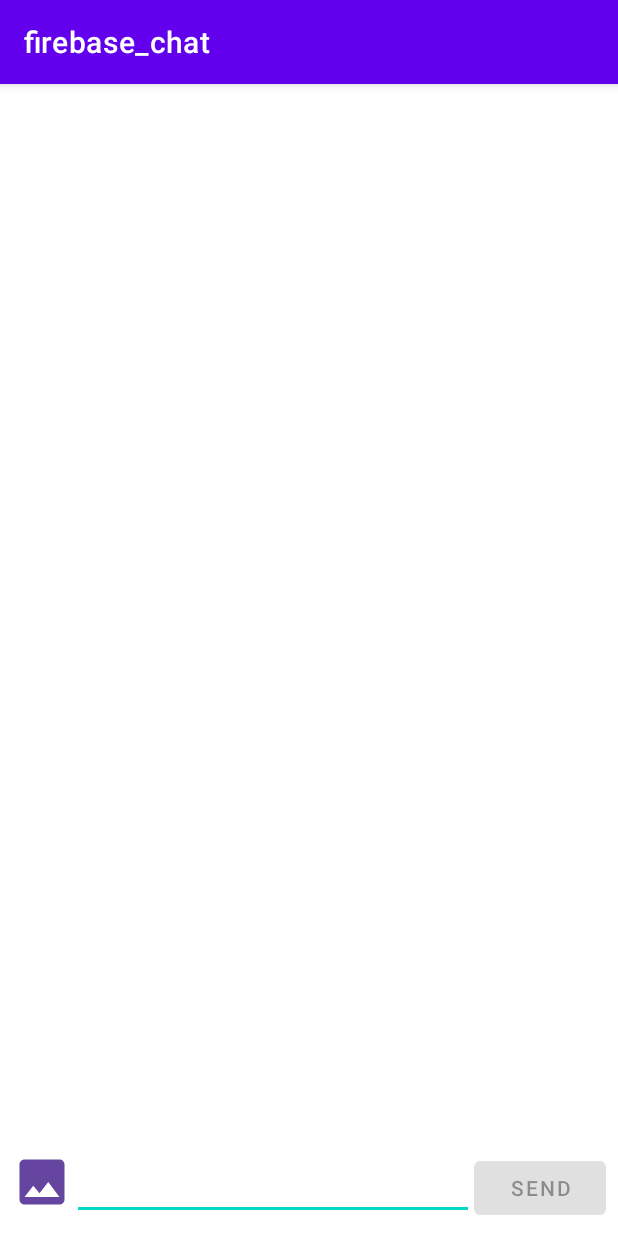
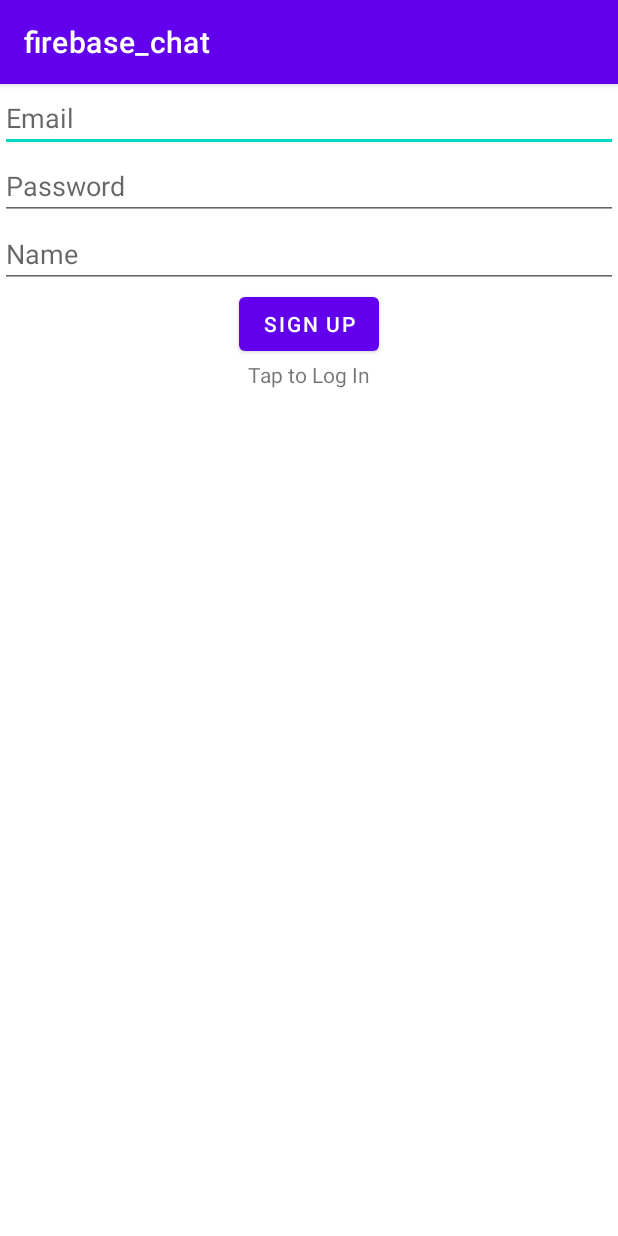
Before and after one commit to SychevKS/firebase_chat, an Android app: the screen it shows after launch (MainActivity before the commit, SignInActivity after it), on a phone screen of 412 x 824 dp. Run offline under Robolectric (Android 15) with nearby library versions, the phone set to English and light mode, and no system bars; our stand-ins replace Firebase (no records; nobody signed in at launch, a user with empty details on screens opened directly).

Commit message:
user registration

```diff
--- a/app/build.gradle
+++ b/app/build.gradle
@@ -36,6 +36,7 @@ dependencies {
     implementation 'androidx.constraintlayout:constraintlayout:2.1.3'
     implementation platform('com.google.firebase:firebase-bom:31.1.1')
     implementation 'com.google.firebase:firebase-database:20.1.0'
+    implementation 'com.google.firebase:firebase-auth'
     implementation 'com.github.bumptech.glide:glide:4.14.2'
     testImplementation 'junit:junit:4.13.2'
     androidTestImplementation 'androidx.test.ext:junit:1.1.3'
--- a/app/src/main/AndroidManifest.xml
+++ b/app/src/main/AndroidManifest.xml
@@ -14,6 +14,9 @@
         tools:targetApi="31">
         <activity
             android:name=".MainActivity"
+            android:exported="false" />
+        <activity
+            android:name=".SignInActivity"
             android:exported="true">
             <intent-filter>
                 <action android:name="android.intent.action.MAIN" />
--- /dev/null
+++ b/app/src/main/java/com/example/firebase_chat/SignInActivity.java
@@ -0,0 +1,76 @@
+package com.example.firebase_chat;
+
+import androidx.annotation.NonNull;
+import androidx.appcompat.app.AppCompatActivity;
+
+import android.os.Bundle;
+import android.util.Log;
+import android.view.View;
+import android.widget.Button;
+import android.widget.EditText;
+import android.widget.TextView;
+import android.widget.Toast;
+
+import com.google.android.gms.tasks.OnCompleteListener;
+import com.google.android.gms.tasks.Task;
+import com.google.firebase.auth.AuthResult;
+import com.google.firebase.auth.FirebaseAuth;
+import com.google.firebase.auth.FirebaseUser;
+
+public class SignInActivity extends AppCompatActivity {
+
+    private static final String TAG = "SignInActivity";
+
+    private FirebaseAuth auth;
+
+    private EditText emailEditText;
+    private EditText passwordEditText;
+    private EditText userNameEditText;
+    private Button loginSignUpButton;
+    private TextView toggleLoginSignUpTextView;
+
+    @Override
+    protected void onCreate(Bundle savedInstanceState) {
+        super.onCreate(savedInstanceState);
+        setContentView(R.layout.activity_sign_in);
+
+        auth = FirebaseAuth.getInstance();
+
+        emailEditText = findViewById(R.id.emailEditText);
+        passwordEditText = findViewById(R.id.passwordEditText);
+        userNameEditText = findViewById(R.id.userNameEditText);
+        loginSignUpButton = findViewById(R.id.loginSignUpButton);
+        toggleLoginSignUpTextView = findViewById(R.id.toggleLoginSignUpTextView);
+
+        loginSignUpButton.setOnClickListener(new View.OnClickListener() {
+            @Override
+            public void onClick(View view) {
+                loginSignUpUser(emailEditText.getText().toString().trim(),
+                        passwordEditText.getText().toString().trim());
+            }
+        });
+    }
+
+    private void loginSignUpUser(String email, String password) {
+
+        auth.createUserWithEmailAndPassword(email, password)
+                .addOnCompleteListener(this, new OnCompleteListener<AuthResult>() {
+                    @Override
+                    public void onComplete(@NonNull Task<AuthResult> task) {
+                        if (task.isSuccessful()) {
+                            // Sign in success, update UI with the signed-in user's information
+                            Log.d(TAG, "createUserWithEmail:success");
+                            FirebaseUser user = auth.getCurrentUser();
+                            // updateUI(user);
+                        } else {
+                            // If sign in fails, display a message to the user.
+                            Log.w(TAG, "createUserWithEmail:failure", task.getException());
+                            Toast.makeText(SignInActivity.this, "Authentication failed.",
+                                    Toast.LENGTH_SHORT).show();
+                            // updateUI(null);
+                        }
+                    }
+                });
+
+    }
+}
--- /dev/null
+++ b/app/src/main/res/layout/activity_sign_in.xml
@@ -0,0 +1,47 @@
+<?xml version="1.0" encoding="utf-8"?>
+<LinearLayout xmlns:android="http://schemas.android.com/apk/res/android"
+    xmlns:app="http://schemas.android.com/apk/res-auto"
+    xmlns:tools="http://schemas.android.com/tools"
+    android:orientation="vertical"
+    android:layout_width="match_parent"
+    android:layout_height="match_parent"
+    tools:context=".SignInActivity">
+
+    <EditText
+        android:id="@+id/emailEditText"
+        android:hint="Email"
+        android:layout_width="match_parent"
+        android:layout_height="wrap_content"
+        android:inputType="textEmailAddress" />
+
+    <EditText
+        android:id="@+id/passwordEditText"
+        android:hint="Password"
+        android:layout_width="match_parent"
+        android:layout_height="wrap_content"
+        android:inputType="textPassword" />
+
+    <EditText
+        android:id="@+id/userNameEditText"
+        android:hint="Name"
+        android:layout_width="match_parent"
+        android:layout_height="wrap_content"
+        android:inputType="textPersonName" />
+
+    <Button
+        android:id="@+id/loginSignUpButton"
+        android:layout_gravity="center_horizontal"
+        android:text="Sign Up"
+        android:layout_width="wrap_content"
+        android:layout_height="wrap_content" />
+
+    <TextView
+        android:id="@+id/toggleLoginSignUpTextView"
+        android:text="Tap to Log In"
+        android:layout_gravity="center_horizontal"
+        android:clickable="true"
+        android:layout_width="wrap_content"
+        android:layout_height="wrap_content" />
+
+
+</LinearLayout>
--- a/app/src/main/res/layout/message_item.xml
+++ b/app/src/main/res/layout/message_item.xml
@@ -8,19 +8,19 @@
     <ImageView
         android:id="@+id/photoImageView"
         android:layout_width="match_parent"
-        android:layout_height="wrap_content"/>
+        android:layout_height="wrap_content" />
 
     <TextView
         android:textSize="20sp"
         android:id="@+id/textTextView"
         android:text="text"
         android:layout_width="wrap_content"
-        android:layout_height="wrap_content"/>
+        android:layout_height="wrap_content" />
 
     <TextView
         android:text="name"
         android:id="@+id/nameTextView"
         android:layout_width="wrap_content"
-        android:layout_height="wrap_content"/>
+        android:layout_height="wrap_content" />
 
 </LinearLayout>
```
Also changed, not shown: app/src/main/res/layout/activity_main.xml (+5 -5 lines).
